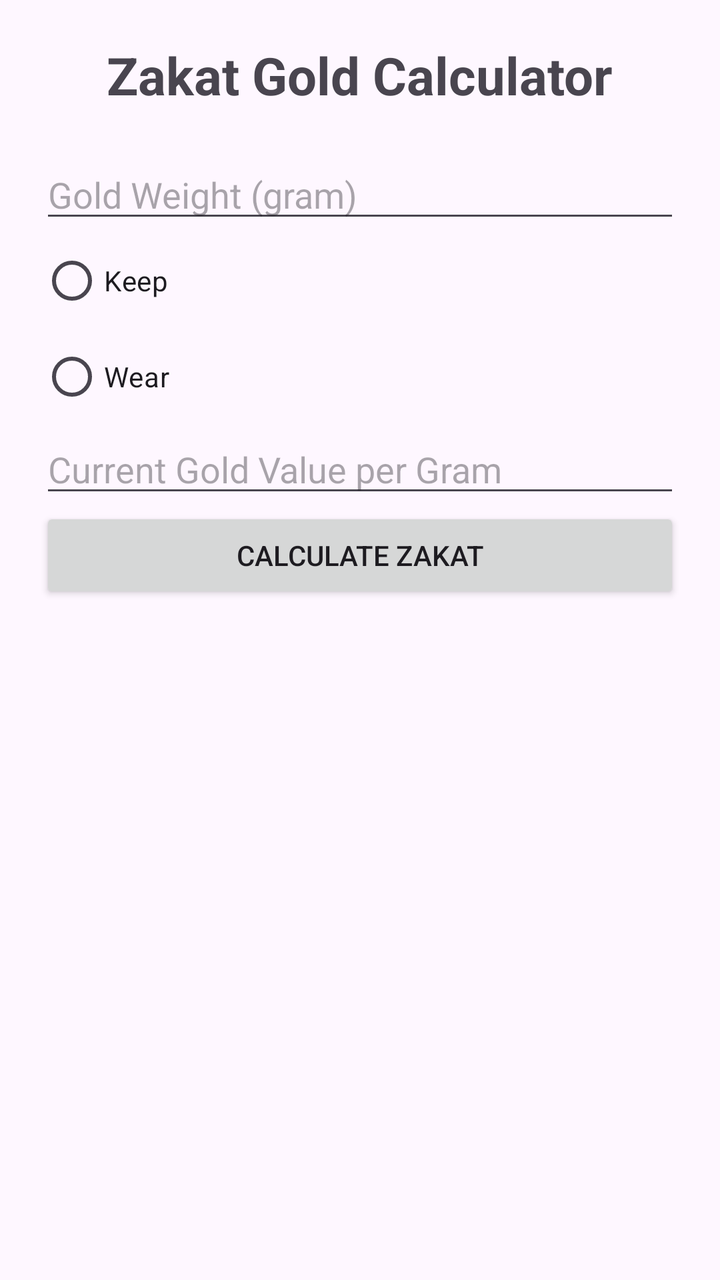
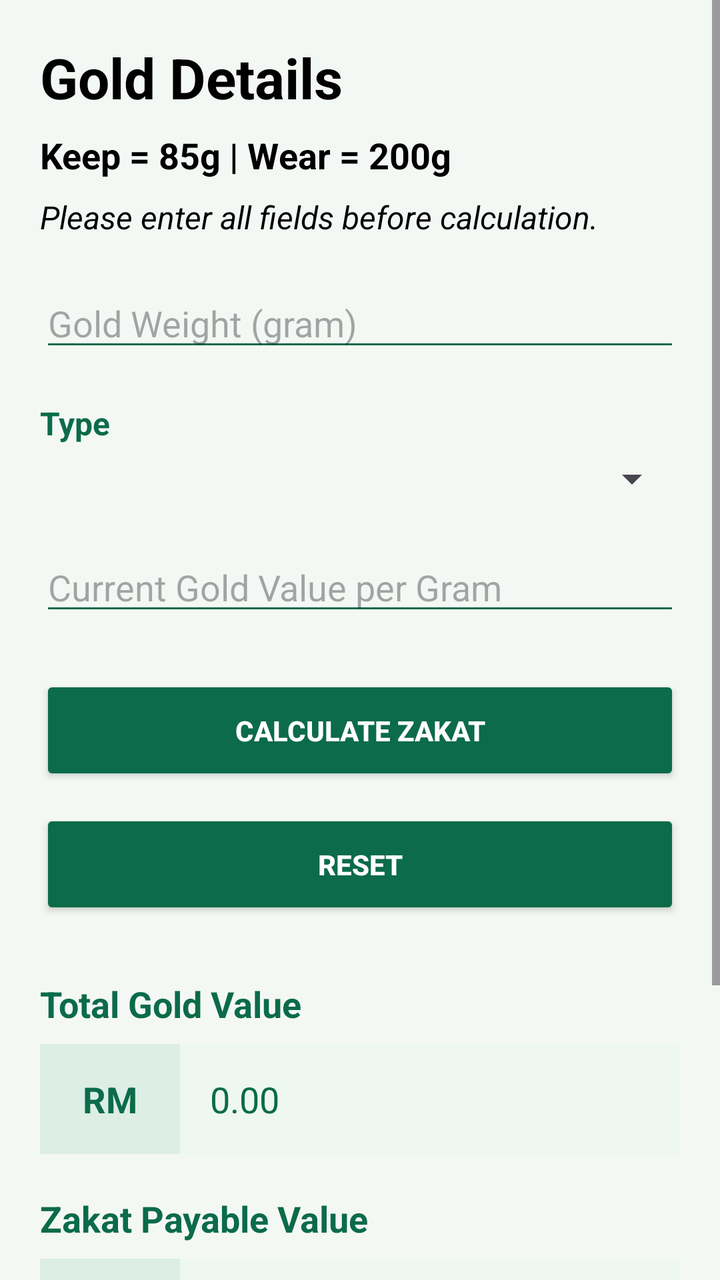

Before-and-after screenshots of an Android layout around one commit, followed by the original layout XML and the change that was made.
<!-- AndroidManifest.xml: application theme Theme.ZakatGoldCalculator -->
<!-- res/layout/activity_main.xml -->
<?xml version="1.0" encoding="utf-8"?>
<ScrollView xmlns:android="http://schemas.android.com/apk/res/android"
    xmlns:tools="http://schemas.android.com/tools"
    android:layout_width="match_parent"
    android:layout_height="match_parent"
    tools:context=".MainActivity">

    <LinearLayout
        android:layout_width="match_parent"
        android:layout_height="wrap_content"
        android:orientation="vertical"
        android:padding="20dp">

        <TextView
            android:layout_width="wrap_content"
            android:layout_height="wrap_content"
            android:text="Zakat Gold Calculator"
            android:textSize="26sp"
            android:textStyle="bold"
            android:layout_gravity="center"
            android:paddingBottom="20dp"/>

        <EditText
            android:id="@+id/etWeight"
            android:layout_width="match_parent"
            android:layout_height="wrap_content"
            android:hint="Gold Weight (gram)"
            android:inputType="numberDecimal"/>

        <RadioGroup
            android:id="@+id/radioGroup"
            android:layout_width="match_parent"
            android:layout_height="wrap_content">

            <RadioButton
                android:id="@+id/rbKeep"
                android:layout_width="wrap_content"
                android:layout_height="wrap_content"
                android:text="Keep"/>

            <RadioButton
                android:id="@+id/rbWear"
                android:layout_width="wrap_content"
                android:layout_height="wrap_content"
                android:text="Wear"/>

        </RadioGroup>

        <EditText
            android:id="@+id/etValue"
            android:layout_width="match_parent"
            android:layout_height="wrap_content"
            android:hint="Current Gold Value per Gram"
            android:inputType="numberDecimal"/>

        <Button
            android:id="@+id/btnCalculate"
            android:layout_width="match_parent"
            android:layout_height="wrap_content"
            android:text="Calculate Zakat"/>

        <TextView
            android:id="@+id/tvResult"
            android:layout_width="match_parent"
            android:layout_height="wrap_content"
            android:textSize="18sp"
            android:paddingTop="20dp"/>

    </LinearLayout>

</ScrollView>
<!-- resources referenced by this layout -->
<resources>
  <style name="Theme.ZakatGoldCalculator" parent="Base.Theme.ZakatGoldCalculator" />
  <style name="Base.Theme.ZakatGoldCalculator" parent="Theme.Material3.DayNight.NoActionBar">
          
          
      </style>
</resources>

<!-- the commit's change to res/layout/activity_main.xml (unified diff, before → after) -->
@@ -3,7 +3,10 @@
     xmlns:tools="http://schemas.android.com/tools"
     android:layout_width="match_parent"
     android:layout_height="match_parent"
+    android:background="#F4F8F4"
+    android:fitsSystemWindows="true"
     tools:context=".MainActivity">
+
 
     <LinearLayout
         android:layout_width="match_parent"
@@ -14,57 +17,199 @@
         <TextView
             android:layout_width="wrap_content"
             android:layout_height="wrap_content"
-            android:text="Zakat Gold Calculator"
-            android:textSize="26sp"
-            android:textStyle="bold"
-            android:layout_gravity="center"
-            android:paddingBottom="20dp"/>
+            android:text="Gold Details"
+            android:textSize="28sp"
+            android:textStyle="bold"
+            android:textColor="#000000"
+            android:layout_marginBottom="8dp"/>
+
+        <TextView
+            android:layout_width="wrap_content"
+            android:layout_height="wrap_content"
+            android:text="Keep = 85g | Wear = 200g"
+            android:textSize="18sp"
+            android:textStyle="bold"
+            android:textColor="#000000"
+            android:layout_marginBottom="8dp"/>
+
+        <TextView
+            android:layout_width="wrap_content"
+            android:layout_height="wrap_content"
+            android:text="Please enter all fields before calculation."
+            android:textSize="16sp"
+            android:textStyle="italic"
+            android:textColor="#000000"
+            android:layout_marginBottom="20dp"/>
 
         <EditText
             android:id="@+id/etWeight"
             android:layout_width="match_parent"
             android:layout_height="wrap_content"
             android:hint="Gold Weight (gram)"
+            android:backgroundTint="#0B6B4A"
             android:inputType="numberDecimal"/>
 
-        <RadioGroup
-            android:id="@+id/radioGroup"
-            android:layout_width="match_parent"
-            android:layout_height="wrap_content">
-
-            <RadioButton
-                android:id="@+id/rbKeep"
-                android:layout_width="wrap_content"
-                android:layout_height="wrap_content"
-                android:text="Keep"/>
-
-            <RadioButton
-                android:id="@+id/rbWear"
-                android:layout_width="wrap_content"
-                android:layout_height="wrap_content"
-                android:text="Wear"/>
-
-        </RadioGroup>
+        <TextView
+            android:layout_width="wrap_content"
+            android:layout_height="wrap_content"
+            android:text="Type"
+            android:textStyle="bold"
+            android:textSize="16sp"
+            android:textColor="#0B6B4A"
+            android:layout_marginTop="20dp"/>
+
+        <Spinner
+            android:id="@+id/spJenis"
+            android:layout_width="match_parent"
+            android:layout_height="wrap_content"
+            android:layout_marginTop="5dp"/>
 
         <EditText
             android:id="@+id/etValue"
             android:layout_width="match_parent"
             android:layout_height="wrap_content"
             android:hint="Current Gold Value per Gram"
-            android:inputType="numberDecimal"/>
+            android:backgroundTint="#0B6B4A"
+            android:inputType="numberDecimal"
+            android:layout_marginTop="20dp"/>
 
         <Button
             android:id="@+id/btnCalculate"
             android:layout_width="match_parent"
-            android:layout_height="wrap_content"
-            android:text="Calculate Zakat"/>
-
-        <TextView
-            android:id="@+id/tvResult"
-            android:layout_width="match_parent"
-            android:layout_height="wrap_content"
-            android:textSize="18sp"
-            android:paddingTop="20dp"/>
+            android:layout_height="55dp"
+            android:layout_marginTop="25dp"
+            android:text="Calculate Zakat"
+            android:textStyle="bold"
+            android:textColor="#FFFFFF"
+            android:backgroundTint="#0B6B4A"/>
+
+        <Button
+            android:id="@+id/btnReset"
+            android:layout_width="match_parent"
+            android:layout_height="55dp"
+            android:layout_marginTop="12dp"
+            android:text="Reset"
+            android:textStyle="bold"
+            android:textColor="#FFFFFF"
+            android:backgroundTint="#0B6B4A"/>
+
+        
+
+        <TextView
+            android:layout_width="wrap_content"
+            android:layout_height="wrap_content"
+            android:text="Total Gold Value"
+            android:textStyle="bold"
+            android:textSize="18sp"
+            android:textColor="#0B6B4A"
+            android:layout_marginTop="30dp"/>
+
+        <LinearLayout
+            android:layout_width="match_parent"
+            android:layout_height="55dp"
+            android:orientation="horizontal"
+            android:layout_marginTop="8dp">
+
+            <TextView
+                android:layout_width="70dp"
+                android:layout_height="match_parent"
+                android:text="RM"
+                android:textStyle="bold"
+                android:textSize="18sp"
+                android:textColor="#0B6B4A"
+                android:gravity="center"
+                android:background="#DCEEE5"/>
+
+            <TextView
+                android:id="@+id/tvGoldValue"
+                android:layout_width="match_parent"
+                android:layout_height="match_parent"
+                android:text="0.00"
+                android:textSize="18sp"
+                android:textColor="#0B6B4A"
+                android:gravity="center_vertical"
+                android:paddingStart="15dp"
+                android:background="#EEF8F1"/>
+        </LinearLayout>
+
+        
+
+        <TextView
+            android:layout_width="wrap_content"
+            android:layout_height="wrap_content"
+            android:text="Zakat Payable Value"
+            android:textStyle="bold"
+            android:textSize="18sp"
+            android:textColor="#0B6B4A"
+            android:layout_marginTop="20dp"/>
+
+        <LinearLayout
+            android:layout_width="match_parent"
+            android:layout_height="55dp"
+            android:orientation="horizontal"
+            android:layout_marginTop="8dp">
+
+            <TextView
+                android:layout_width="70dp"
+                android:layout_height="match_parent"
+                android:text="RM"
+                android:textStyle="bold"
+                android:textSize="18sp"
+                android:textColor="#0B6B4A"
+                android:gravity="center"
+                android:background="#DCEEE5"/>
+
+            <TextView
+                android:id="@+id/tvPayable"
+                android:layout_width="match_parent"
+                android:layout_height="match_parent"
+                android:text="0.00"
+                android:textSize="18sp"
+                android:textColor="#0B6B4A"
+                android:gravity="center_vertical"
+                android:paddingStart="15dp"
+                android:background="#EEF8F1"/>
+        </LinearLayout>
+
+        
+
+        <TextView
+            android:layout_width="wrap_content"
+            android:layout_height="wrap_content"
+            android:text="Total Zakat"
+            android:textStyle="bold"
+            android:textSize="18sp"
+            android:textColor="#0B6B4A"
+            android:layout_marginTop="20dp"/>
+
+        <LinearLayout
+            android:layout_width="match_parent"
+            android:layout_height="55dp"
+            android:orientation="horizontal"
+            android:layout_marginTop="8dp"
+            android:layout_marginBottom="20dp">
+
+            <TextView
+                android:layout_width="70dp"
+                android:layout_height="match_parent"
+                android:text="RM"
+                android:textStyle="bold"
+                android:textSize="18sp"
+                android:textColor="#0B6B4A"
+                android:gravity="center"
+                android:background="#DCEEE5"/>
+
+            <TextView
+                android:id="@+id/tvResult"
+                android:layout_width="match_parent"
+                android:layout_height="match_parent"
+                android:text="0.00"
+                android:textSize="18sp"
+                android:textColor="#0B6B4A"
+                android:gravity="center_vertical"
+                android:paddingStart="15dp"
+                android:background="#EEF8F1"/>
+        </LinearLayout>
 
     </LinearLayout>
 
<!-- resource entries referenced after the edit -->
@@ -1,9 +1,10 @@
 <!-- resources referenced by this layout -->
 <resources>
-  <style name="Theme.ZakatGoldCalculator" parent="Base.Theme.ZakatGoldCalculator" />
-  <style name="Base.Theme.ZakatGoldCalculator" parent="Theme.Material3.DayNight.NoActionBar">
-          
-          
+  <style name="Theme.ZakatGoldCalculator" parent="Theme.Material3.DayNight">
+  
+          <item name="colorPrimary">#0B6B4A</item>
+          <item name="colorSecondary">#0B6B4A</item>
+  
       </style>
 </resources>
 
